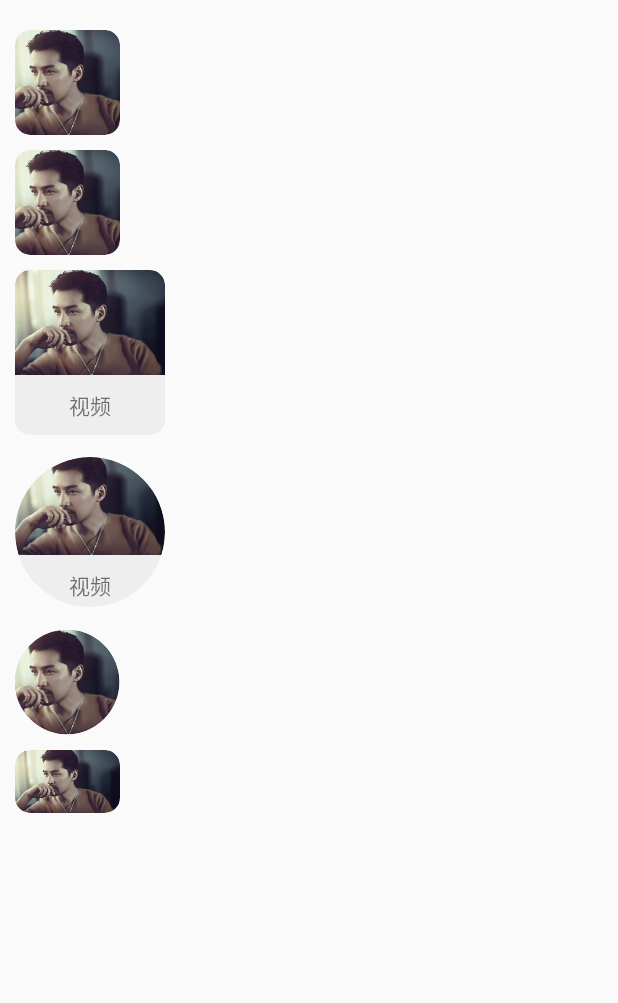
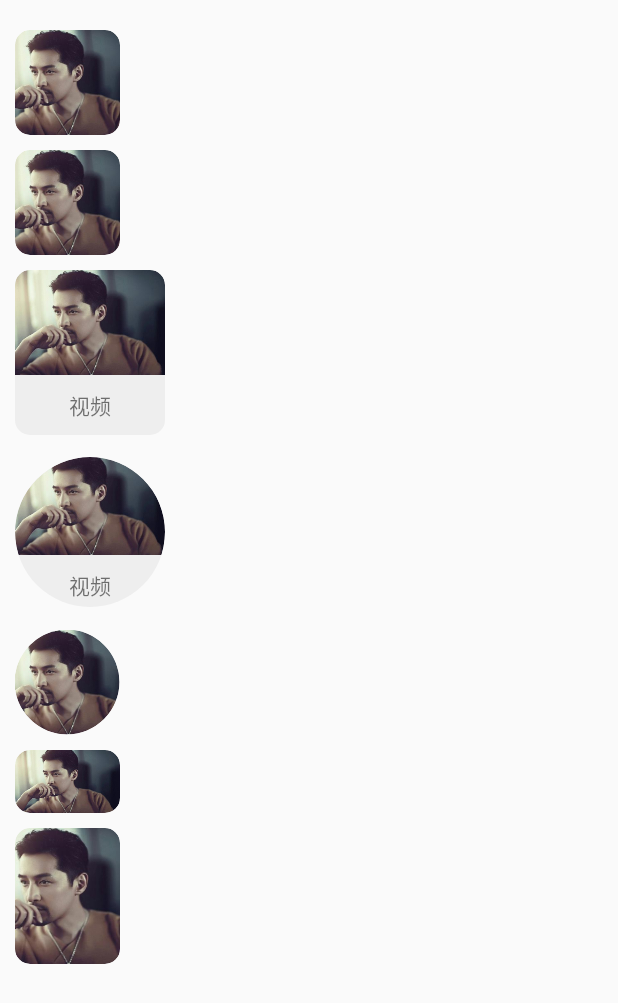
Before and after one commit to AnJiaoDe/AndroidView, an Android app: the RoundedIVActivity screen opened directly, with no data from a screen before it, on a phone screen of 412 x 824 dp. Shown: the top 1003 px of the screen. Run offline under Robolectric (Android 15) with nearby library versions, the phone set to English and light mode, and no system bars.

Commit message:
圆角View禁用硬件加速

```diff
--- a/androidview/src/main/java/com/cy/androidview/roundview/ButtonRound.java
+++ b/androidview/src/main/java/com/cy/androidview/roundview/ButtonRound.java
@@ -27,6 +27,7 @@ import android.content.res.TypedArray;
 import android.graphics.Canvas;
 import android.util.AttributeSet;
 import android.view.MotionEvent;
+import android.view.View;
 import android.widget.Checkable;
 
 import androidx.appcompat.widget.AppCompatButton;
@@ -63,6 +64,8 @@ public class ButtonRound extends AppCompatButton implements Checkable, RCAttrs ,
         ripple = ripple(typedArray);
         rectangleRatio = rectangle(typedArray);
         typedArray.recycle();
+        setLayerType(View.LAYER_TYPE_HARDWARE,null);
+
     }
 
     @Override
--- a/androidview/src/main/java/com/cy/androidview/roundview/FrameLayoutRound.java
+++ b/androidview/src/main/java/com/cy/androidview/roundview/FrameLayoutRound.java
@@ -27,6 +27,7 @@ import android.content.res.TypedArray;
 import android.graphics.Canvas;
 import android.util.AttributeSet;
 import android.view.MotionEvent;
+import android.view.View;
 import android.widget.Checkable;
 import android.widget.FrameLayout;
 import android.widget.RelativeLayout;
@@ -61,6 +62,8 @@ public class FrameLayoutRound extends FrameLayout implements Checkable, RCAttrs,
         ripple = ripple(typedArray);
         rectangleRatio = rectangle(typedArray);
         typedArray.recycle();
+        setLayerType(View.LAYER_TYPE_HARDWARE,null);
+
     }
 
     @Override
--- a/androidview/src/main/java/com/cy/androidview/roundview/ImageViewRound.java
+++ b/androidview/src/main/java/com/cy/androidview/roundview/ImageViewRound.java
@@ -27,6 +27,7 @@ import android.content.res.TypedArray;
 import android.graphics.Canvas;
 import android.util.AttributeSet;
 import android.view.MotionEvent;
+import android.view.View;
 import android.widget.Checkable;
 
 import androidx.appcompat.widget.AppCompatButton;
@@ -63,6 +64,7 @@ public class ImageViewRound extends AppCompatImageView implements Checkable, RCA
         ripple = ripple(typedArray);
         rectangleRatio = rectangle(typedArray);
         typedArray.recycle();
+        setLayerType(View.LAYER_TYPE_HARDWARE,null);
     }
 
     @Override
--- a/androidview/src/main/java/com/cy/androidview/roundview/LinearLayoutRound.java
+++ b/androidview/src/main/java/com/cy/androidview/roundview/LinearLayoutRound.java
@@ -27,6 +27,7 @@ import android.content.res.TypedArray;
 import android.graphics.Canvas;
 import android.util.AttributeSet;
 import android.view.MotionEvent;
+import android.view.View;
 import android.widget.Checkable;
 import android.widget.FrameLayout;
 import android.widget.LinearLayout;
@@ -60,6 +61,8 @@ public class LinearLayoutRound extends LinearLayout implements Checkable, RCAttr
         ripple = ripple(typedArray);
         rectangleRatio = rectangle(typedArray);
         typedArray.recycle();
+        setLayerType(View.LAYER_TYPE_HARDWARE,null);
+
     }
 
     @Override
--- a/androidview/src/main/java/com/cy/androidview/roundview/RelativeLayoutRound.java
+++ b/androidview/src/main/java/com/cy/androidview/roundview/RelativeLayoutRound.java
@@ -27,6 +27,7 @@ import android.content.res.TypedArray;
 import android.graphics.Canvas;
 import android.util.AttributeSet;
 import android.view.MotionEvent;
+import android.view.View;
 import android.widget.Checkable;
 import android.widget.FrameLayout;
 import android.widget.RelativeLayout;
@@ -60,6 +61,8 @@ public class RelativeLayoutRound extends RelativeLayout implements Checkable, RC
         ripple = ripple(typedArray);
         rectangleRatio = rectangle(typedArray);
         typedArray.recycle();
+        setLayerType(View.LAYER_TYPE_HARDWARE,null);
+
     }
 
     @Override
--- a/androidview/src/main/java/com/cy/androidview/roundview/TextViewRound.java
+++ b/androidview/src/main/java/com/cy/androidview/roundview/TextViewRound.java
@@ -27,6 +27,7 @@ import android.content.res.TypedArray;
 import android.graphics.Canvas;
 import android.util.AttributeSet;
 import android.view.MotionEvent;
+import android.view.View;
 import android.widget.Checkable;
 
 import androidx.appcompat.widget.AppCompatButton;
@@ -63,6 +64,8 @@ public class TextViewRound extends AppCompatTextView implements Checkable, RCAtt
         ripple = ripple(typedArray);
         rectangleRatio = rectangle(typedArray);
         typedArray.recycle();
+        setLayerType(View.LAYER_TYPE_HARDWARE,null);
+
     }
 
     @Override
--- a/app/src/main/res/layout/activity_round.xml
+++ b/app/src/main/res/layout/activity_round.xml
@@ -80,4 +80,12 @@
         android:src="@drawable/hg"
         app:cy_radiusCorner="10dp"
         app:cy_heightWidthRatio="0.6"/>
+    <com.cy.androidview.roundview.ImageViewRound
+        android:layout_width="70dp"
+        android:layout_height="70dp"
+        android:layout_marginTop="10dp"
+        android:scaleType="centerCrop"
+        android:src="@drawable/hg"
+        app:cy_radiusCorner="10dp"
+        app:cy_heightWidthRatio="1.3"/>
 </LinearLayout>
```
